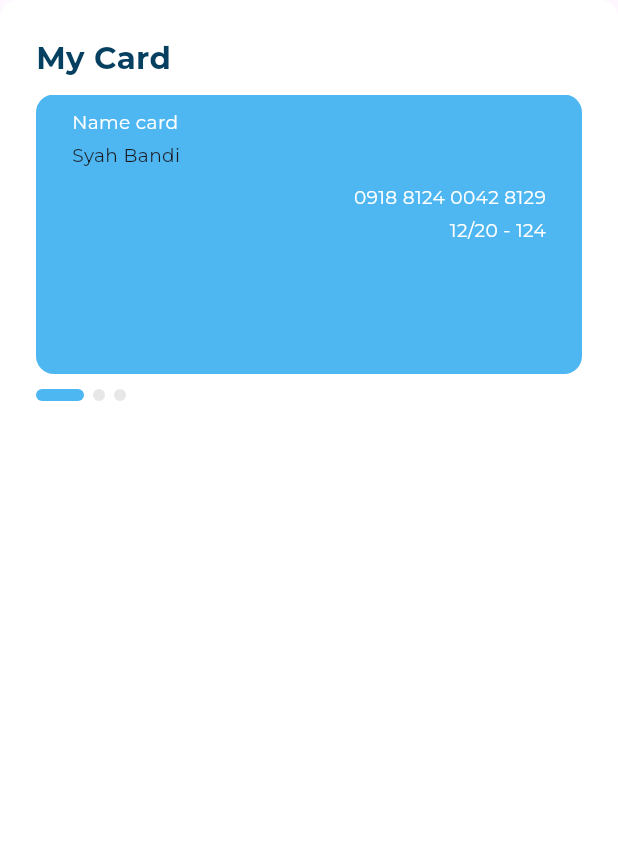
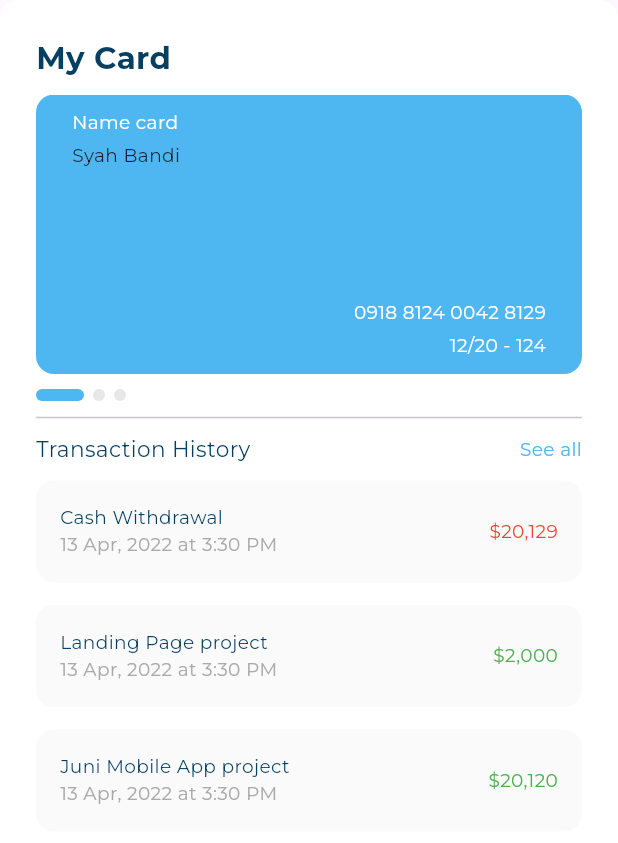
Before and after one commit to Alaanaser714/DashBoard, a Flutter app: the MyCardSection widget shown alone on an empty page, opened directly, on a phone screen of 412 x 824 dp. Shown: the top 843 px of the screen. Run offline on Flutter 3.47's test engine with Material 3 defaults, Android fonts, the phone set to English and light mode, and no system bars; drawn by our look-alikes of expandable_page_view; our stand-ins replace flutter_svg; project files that could hold a hidden picture were left out.

Commit message:
finshed transaction history

```diff
--- /dev/null
+++ b/lib/models/transaction_model.dart
@@ -0,0 +1,15 @@
+import 'package:flutter/material.dart';
+
+class TransactionModel {
+  final String title;
+  final String subtitle;
+  final String price;
+  final Color color;
+
+  const TransactionModel({
+    required this.color,
+    required this.title,
+    required this.subtitle,
+    required this.price,
+  });
+}
--- a/lib/views/widgets/my_card_section.dart
+++ b/lib/views/widgets/my_card_section.dart
@@ -4,6 +4,7 @@ import 'package:dashboard/core/utils/app_colors.dart';
 import 'package:dashboard/views/widgets/dots_list.dart';
 import 'package:dashboard/views/widgets/my_card_page_view.dart';
 import '../../core/utils/app_styles.dart';
+import 'transaction_history.dart';
 
 class MyCardSection extends StatefulWidget {
   const MyCardSection({super.key});
@@ -69,6 +70,12 @@ class _MyCardSectionState extends State<MyCardSection> {
             MyCardsPageView(pageController: pageController),
             const SizedBox(height: 10),
             DotsList(currentPageIndex: currentPageIndex),
+            const SizedBox(height: 10),
+            Divider(
+              height: 2,
+            ),
+            const SizedBox(height: 10),
+            TransactionHistory()
           ],
         ),
       ),
--- a/lib/views/widgets/mycard_widget.dart
+++ b/lib/views/widgets/mycard_widget.dart
@@ -49,9 +49,7 @@ class MycardWidget extends StatelessWidget {
                   SvgPicture.asset(Assets.wallet),
                 ],
               ),
-              SizedBox(
-                height: 10,
-              ),
+              Spacer(),
 
               /// رقم البطاقة وتاريخ الانتهاء
               Column(
--- /dev/null
+++ b/lib/views/widgets/transaction_card.dart
@@ -0,0 +1,58 @@
+import 'package:dashboard/models/transaction_model.dart';
+import 'package:flutter/material.dart';
+
+import '../../core/utils/app_colors.dart';
+import '../../core/utils/app_styles.dart';
+
+class TransactionCard extends StatelessWidget {
+  const TransactionCard({
+    super.key,
+    required this.transactionModel,
+  });
+
+  final TransactionModel transactionModel;
+
+  @override
+  Widget build(BuildContext context) {
+    return Padding(
+      padding: const EdgeInsets.only(bottom: 15),
+      child: Container(
+          decoration: BoxDecoration(
+              color: Color(0xffFAFAFA),
+              borderRadius: BorderRadius.circular(12)),
+          child: Padding(
+            padding: const EdgeInsets.all(16),
+            child: Expanded(
+              child: Row(
+                mainAxisAlignment: MainAxisAlignment.spaceBetween,
+                children: [
+                  Column(
+                    crossAxisAlignment: CrossAxisAlignment.start,
+                    children: [
+                      Text(
+                        transactionModel.title,
+                        style: AppStyles.f12w400(context).copyWith(
+                          color: AppColors.secondColor,
+                        ),
+                      ),
+                      Text(
+                        transactionModel.subtitle,
+                        style: AppStyles.f12w400(context).copyWith(
+                          color: AppColors.lightGrey,
+                        ),
+                      ),
+                    ],
+                  ),
+                  Text(
+                    transactionModel.price,
+                    style: AppStyles.f12w400(context).copyWith(
+                      color: transactionModel.color,
+                    ),
+                  ),
+                ],
+              ),
+            ),
+          )),
+    );
+  }
+}
--- /dev/null
+++ b/lib/views/widgets/transaction_history.dart
@@ -0,0 +1,53 @@
+import 'package:dashboard/models/transaction_model.dart';
+import 'package:dashboard/views/widgets/transaction_card.dart';
+import 'package:flutter/material.dart';
+
+import '../../core/utils/app_colors.dart';
+import '../../core/utils/app_styles.dart';
+
+class TransactionHistory extends StatelessWidget {
+  const TransactionHistory({super.key});
+
+  final List<TransactionModel> transactionList = const [
+    TransactionModel(
+        title: "Cash Withdrawal",
+        subtitle: "13 Apr, 2022 at 3:30 PM",
+        price: "\$20,129",
+        color: Colors.red),
+    TransactionModel(
+        title: "Landing Page project",
+        subtitle: "13 Apr, 2022 at 3:30 PM",
+        price: "\$2,000",
+        color: Colors.green),
+    TransactionModel(
+        title: "Juni Mobile App project",
+        subtitle: "13 Apr, 2022 at 3:30 PM",
+        price: "\$20,120",
+        color: Colors.green),
+  ];
+
+  @override
+  Widget build(BuildContext context) {
+    return Column(
+      children: [
+        Row(
+          mainAxisAlignment: MainAxisAlignment.spaceBetween,
+          children: [
+            Text("Transaction History",
+                style: AppStyles.f14w400(context).copyWith(
+                  color: AppColors.secondColor,
+                )),
+            Text("See all",
+                style: AppStyles.f12w400(context).copyWith(
+                  color: AppColors.primaryColor,
+                )),
+          ],
+        ),
+        const SizedBox(height: 10),
+        ...List.generate(3, (index) {
+          return TransactionCard(transactionModel: transactionList[index]);
+        }),
+      ],
+    );
+  }
+}
```
Also changed, not shown: lib/views/widgets/desktop_layout.dart (line endings or trailing spaces).
